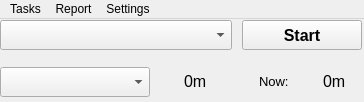
Before: the Qt Designer form mainform.ui in nathalier/timetracker, drawn with Qt 5.
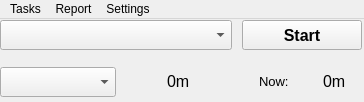
After: the same form once the commit is applied.

Patch:
```diff
--- a/mainform.ui
+++ b/mainform.ui
@@ -91,7 +91,7 @@
         <widget class="QComboBox" name="tp_combo">
          <property name="minimumSize">
           <size>
-           <width>150</width>
+           <width>100</width>
            <height>30</height>
           </size>
          </property>
```
Left out of the diff: 47 changed lines with no effect on the pictures.
